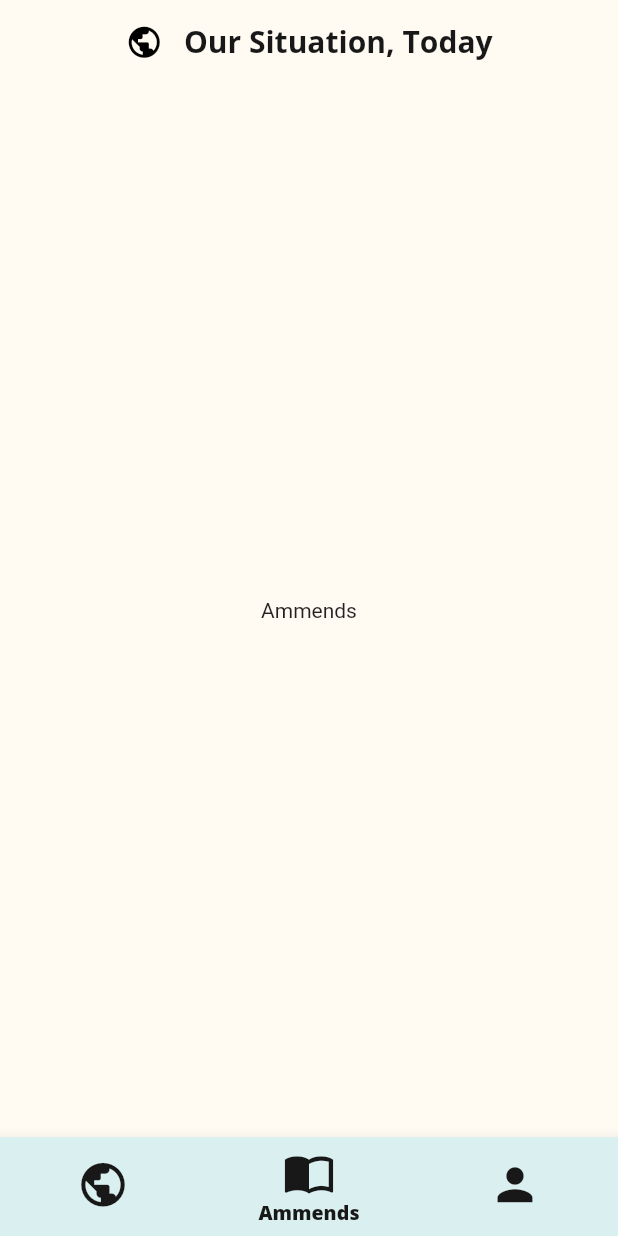
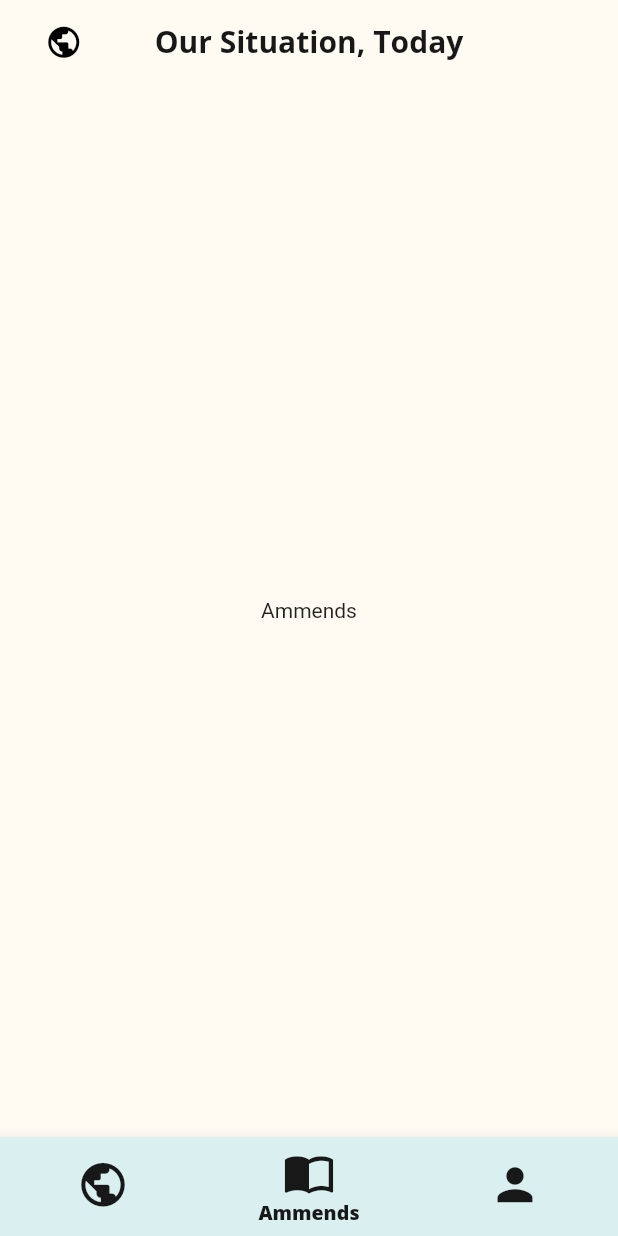
Before and after one commit to tofuSwag/wakeup-exun, a Flutter app: the screen it shows after launch, item 2 of the bottom bar chosen, on a phone screen of 412 x 824 dp. Run offline on Flutter 3.47's test engine with Material 2 defaults, Android fonts, the phone set to English and light mode, and no system bars.

```diff
--- a/lib/components/news.dart
+++ b/lib/components/news.dart
@@ -80,7 +80,7 @@ class _NewsState extends State<News> {
                       ),
                     ),
                     height: _screenHeight / 27,
-                    width: _screenWidth / 14,
+                    width: _screenWidth / 18,
                     decoration: BoxDecoration(
                       color: Palette.accent,
                       borderRadius: BorderRadius.circular(8),
--- a/lib/screens/home.dart
+++ b/lib/screens/home.dart
@@ -37,18 +37,15 @@ class _HomeScreenState extends State<HomeScreen> {
         brightness: Brightness.light,
         centerTitle: true,
         elevation: 0,
-        title: Row(
-          mainAxisAlignment: MainAxisAlignment.center,
+        leading: Row(
           children: [
+            SizedBox(width: 30),
             Icon(Icons.public, size: 25.0),
-            Padding(
-              padding: const EdgeInsets.fromLTRB(14.0, 0, 0, 0),
-              child: Text(
-                "Our Situation, Today",
-                style: Theme.of(context).textTheme.headline2,
-              ),
-            ),
           ],
+        ),
+        title: Text(
+          "Our Situation, Today",
+          style: Theme.of(context).textTheme.headline2,
         ),
       ),
       body: views[_currentIndex],
```
